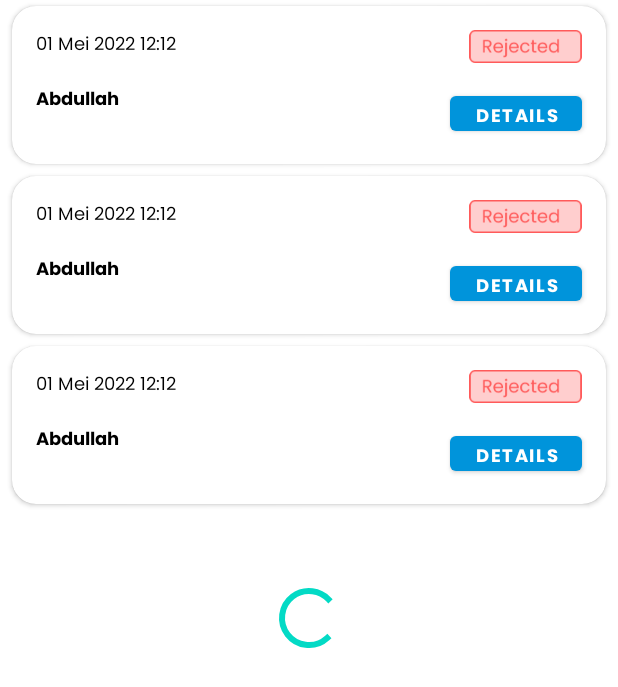
After one commit to rafiaditya1/OCR_C22-KY03, an Android app: the layout activity_history.xml on its own in the app's theme, with its tools: preview values and no code run, on a phone screen of 412 x 824 dp. The commit adds this screen. Shown: the top 687 px of the screen. Run offline under Robolectric (Android 15) with nearby library versions, the phone set to English and light mode, and no system bars.

Commit message:
- make item_row_history.xml - build HistoryActivity.kt - add some assets - add some style

```diff
--- a/app/src/main/AndroidManifest.xml
+++ b/app/src/main/AndroidManifest.xml
@@ -2,8 +2,8 @@
 <manifest xmlns:android="http://schemas.android.com/apk/res/android"
     package="com.bangkit.ocr_c22_ky03">
 
+    <uses-feature android:name="android.hardware.camera" />
 
-    <uses-feature android:name="android.hardware.camera" />
     <uses-permission android:name="android.permission.CAMERA" />
 
     <application
@@ -13,6 +13,9 @@
         android:roundIcon="@mipmap/ic_launcher_round"
         android:supportsRtl="true"
         android:theme="@style/Theme.OCR_C22KY03">
+        <activity
+            android:name=".HistoryActivity"
+            android:exported="false" />
         <activity
             android:name=".MainActivity"
             android:exported="false" />
--- /dev/null
+++ b/app/src/main/java/com/bangkit/ocr_c22_ky03/HistoryActivity.kt
@@ -0,0 +1,11 @@
+package com.bangkit.ocr_c22_ky03
+
+import androidx.appcompat.app.AppCompatActivity
+import android.os.Bundle
+
+class HistoryActivity : AppCompatActivity() {
+    override fun onCreate(savedInstanceState: Bundle?) {
+        super.onCreate(savedInstanceState)
+        setContentView(R.layout.activity_history)
+    }
+}
--- a/app/src/main/java/com/bangkit/ocr_c22_ky03/TakeSelfieActivity.kt
+++ b/app/src/main/java/com/bangkit/ocr_c22_ky03/TakeSelfieActivity.kt
@@ -76,8 +76,11 @@ class TakeSelfieActivity : AppCompatActivity() {
                         "isBackCamera",
                         cameraSelector == CameraSelector.DEFAULT_BACK_CAMERA
                     )
-                    setResult(SelfieActivity.CAMERA_X_RESULT, intent)
+
+//                    setResult(SelfieActivity.CAMERA_X_RESULT, intent)
                     finish()
+
+                    startActivity(Intent(this@TakeSelfieActivity, HistoryActivity::class.java))
                 }
             }
         )
--- /dev/null
+++ b/app/src/main/res/layout/activity_history.xml
@@ -0,0 +1,30 @@
+<?xml version="1.0" encoding="utf-8"?>
+<androidx.constraintlayout.widget.ConstraintLayout xmlns:android="http://schemas.android.com/apk/res/android"
+    xmlns:app="http://schemas.android.com/apk/res-auto"
+    xmlns:tools="http://schemas.android.com/tools"
+    android:layout_width="match_parent"
+    android:layout_height="match_parent"
+    tools:context=".HistoryActivity">
+    <ProgressBar
+        android:id="@+id/progress_bar"
+        style="?android:attr/progressBarStyle"
+        android:layout_width="wrap_content"
+        android:layout_height="wrap_content"
+        android:visibility="gone"
+        app:layout_constraintBottom_toBottomOf="parent"
+        app:layout_constraintEnd_toEndOf="parent"
+        app:layout_constraintStart_toStartOf="parent"
+        app:layout_constraintTop_toTopOf="parent"
+        tools:visibility="visible" />
+
+    <androidx.recyclerview.widget.RecyclerView
+        android:id="@+id/rvStories"
+        android:layout_width="match_parent"
+        android:layout_height="match_parent"
+        app:layout_constraintBottom_toBottomOf="parent"
+        app:layout_constraintEnd_toEndOf="parent"
+        app:layout_constraintStart_toStartOf="parent"
+        app:layout_constraintTop_toTopOf="parent"
+        tools:listitem="@layout/item_row_history"/>
+
+</androidx.constraintlayout.widget.ConstraintLayout>
--- a/app/src/main/res/layout/activity_selfie.xml
+++ b/app/src/main/res/layout/activity_selfie.xml
@@ -49,7 +49,8 @@
 
     <Button
         android:id="@+id/btn_selfie"
-        android:layout_width="wrap_content"
+        android:layout_width="230dp"
+        style="@style/Button.Large"
         android:layout_height="wrap_content"
         android:layout_marginStart="16dp"
         android:layout_marginEnd="16dp"
--- /dev/null
+++ b/app/src/main/res/layout/item_row_history.xml
@@ -0,0 +1,90 @@
+<?xml version="1.0" encoding="utf-8"?>
+<androidx.cardview.widget.CardView xmlns:android="http://schemas.android.com/apk/res/android"
+    xmlns:card_view="http://schemas.android.com/apk/res-auto"
+    xmlns:tools="http://schemas.android.com/tools"
+    android:layout_width="match_parent"
+    android:layout_height="wrap_content"
+    android:layout_gravity="center"
+    android:layout_marginLeft="8dp"
+    android:layout_marginTop="4dp"
+    android:layout_marginRight="8dp"
+    android:layout_marginBottom="4dp"
+    card_view:cardCornerRadius="16dp">
+
+    <androidx.constraintlayout.widget.ConstraintLayout
+        android:layout_width="match_parent"
+        android:layout_height="match_parent">
+
+        <!--        <androidx.cardview.widget.CardView-->
+        <!--            android:layout_width="match_parent"-->
+        <!--            android:layout_height="wrap_content"-->
+        <!--            android:layout_marginStart="16dp"-->
+        <!--            android:layout_marginTop="16dp"-->
+        <!--            android:layout_marginEnd="16dp"-->
+        <!--            android:layout_marginBottom="16dp"-->
+        <!--            card_view:layout_constraintBottom_toBottomOf="parent"-->
+        <!--            card_view:layout_constraintEnd_toEndOf="parent"-->
+        <!--            card_view:layout_constraintHorizontal_bias="0.0"-->
+        <!--            card_view:layout_constraintStart_toStartOf="parent"-->
+        <!--            card_view:layout_constraintTop_toTopOf="parent"-->
+        <!--            card_view:layout_constraintVertical_bias="0.51">-->
+
+
+        <!--        </androidx.cardview.widget.CardView>-->
+
+        <!--        <TextView-->
+        <!--            android:id="@+id/tv_item_name"-->
+        <!--            android:layout_width="wrap_content"-->
+        <!--            android:layout_height="wrap_content"-->
+        <!--            android:layout_marginStart="16dp"-->
+        <!--            android:layout_marginEnd="16dp"-->
+        <!--            android:transitionName="name"-->
+        <!--            card_view:layout_constraintEnd_toEndOf="parent"-->
+        <!--            card_view:layout_constraintStart_toStartOf="parent"-->
+        <!--            tools:layout_editor_absoluteY="216dp" />-->
+
+        <ImageView
+            android:id="@+id/imageView2"
+            android:layout_width="75dp"
+            android:layout_height="22dp"
+            android:layout_marginTop="16dp"
+            android:layout_marginEnd="16dp"
+            card_view:layout_constraintEnd_toEndOf="parent"
+            card_view:layout_constraintTop_toTopOf="parent"
+            tools:srcCompat="@drawable/sts_rejected" />
+
+        <Button
+            android:id="@+id/button"
+            android:layout_marginTop="16dp"
+            android:layout_marginEnd="16dp"
+            android:layout_marginBottom="16dp"
+            android:text="Details"
+      style="@style/Button"
+            card_view:layout_constraintBottom_toBottomOf="parent"
+            card_view:layout_constraintEnd_toEndOf="parent"
+            card_view:layout_constraintTop_toBottomOf="@+id/imageView2" />
+
+        <TextView
+style="@style/Text.Description"
+            android:id="@+id/textView"
+            android:layout_width="wrap_content"
+            android:layout_height="wrap_content"
+            android:layout_marginStart="16dp"
+            android:layout_marginTop="16dp"
+            android:text="01 Mei 2022 12:12"
+            card_view:layout_constraintStart_toStartOf="parent"
+            card_view:layout_constraintTop_toTopOf="parent" />
+
+        <TextView
+            android:id="@+id/textView2"
+            style="@style/Text.SubHeader"
+            android:layout_width="wrap_content"
+            android:layout_height="wrap_content"
+            android:layout_marginStart="16dp"
+            android:layout_marginTop="16dp"
+            android:text="Abdullah"
+            card_view:layout_constraintStart_toStartOf="parent"
+            card_view:layout_constraintTop_toBottomOf="@+id/textView" />
+    </androidx.constraintlayout.widget.ConstraintLayout>
+
+</androidx.cardview.widget.CardView>
--- a/app/src/main/res/values/colors.xml
+++ b/app/src/main/res/values/colors.xml
@@ -7,5 +7,5 @@
     <color name="teal_700">#FF018786</color>
     <color name="black">#FF000000</color>
     <color name="white">#FFFFFFFF</color>
-    <color name="primary_blue">#1CA0E1</color>
+    <color name="primary_blue">#0094DB</color>
 </resources>
--- a/app/src/main/res/values/themes.xml
+++ b/app/src/main/res/values/themes.xml
@@ -18,6 +18,7 @@
     <style name="Text">
         <item name="android:layout_width">0dp</item>
         <item name="android:layout_height">wrap_content</item>
+        <item name="android:textColor">@color/black</item>
     </style>
 
     <style name="Text.Header">
@@ -39,9 +40,25 @@
         <item name="android:textSize">10sp</item>
         <item name="android:fontFamily">@font/poppins_medium</item>
     </style>
+    <style name="Text.Subtitle.Bold">
+        <item name="android:fontFamily">@font/poppins_bold</item>
+    </style>
 
     <style name="Text.Description">
         <item name="android:textSize">12sp</item>
         <item name="android:fontFamily">@font/poppins</item>
     </style>
+
+
+    <style name="Button">
+        <item name="android:layout_width">wrap_content</item>
+        <item name="android:layout_height">35dp</item>
+        <item name="android:textSize">12sp</item>
+        <item name="android:fontFamily">@font/poppins_bold</item>
+    </style>
+    <style name="Button.Large">
+        <item name="android:layout_width">230dp</item>
+        <item name="android:layout_height">40dp</item>
+    </style>
+
 </resources>
```
Also changed, not shown: app/src/main/res/drawable/sts_process.png (added), app/src/main/res/drawable/sts_rejected.png (added), app/src/main/res/drawable/sts_verified.png (added).
